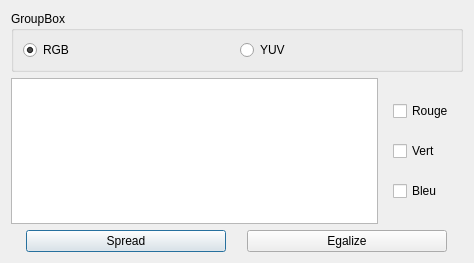
First picture: the form in fotochop/Histogramme.ui, repository namealreadytaken/fotochope, before the edit.
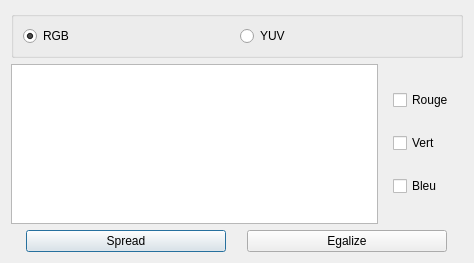
Second picture: the form after the edit.

What changed in the file:
```diff
--- a/fotochop/Histogramme.ui
+++ b/fotochop/Histogramme.ui
@@ -67,7 +67,7 @@
      <item>
       <widget class="QGroupBox" name="groupBox">
        <property name="title">
-        <string>GroupBox</string>
+        <string/>
        </property>
        <layout class="QHBoxLayout" name="horizontalLayout_2">
         <item>
```
